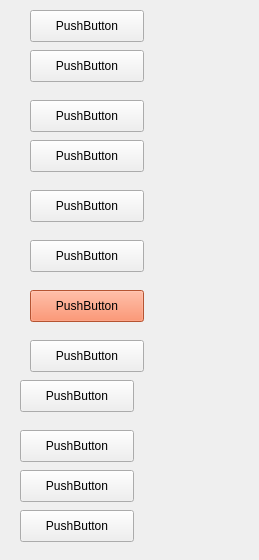
The window that zsettingpage.ui (lanxiaziyi/ZNetCallClient) describes before a commit, drawn with Qt 5.
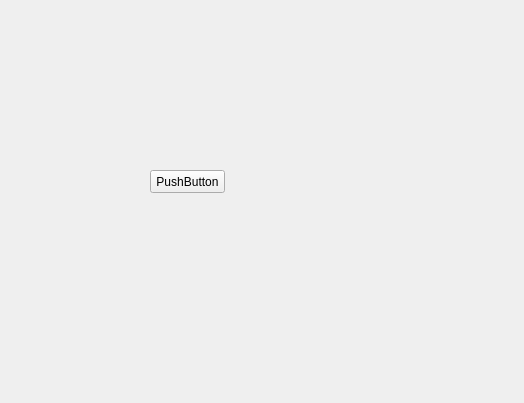
The same window after the commit.

```diff
--- a/zsettingpage.ui
+++ b/zsettingpage.ui
@@ -6,8 +6,8 @@
    <rect>
     <x>0</x>
     <y>0</y>
-    <width>259</width>
-    <height>560</height>
+    <width>524</width>
+    <height>403</height>
    </rect>
   </property>
   <property name="windowTitle">
@@ -19,156 +19,10 @@
   <widget class="QPushButton" name="pushButton">
    <property name="geometry">
     <rect>
-     <x>30</x>
-     <y>10</y>
-     <width>114</width>
-     <height>32</height>
-    </rect>
-   </property>
-   <property name="text">
-    <string>PushButton</string>
-   </property>
-  </widget>
-  <widget class="QPushButton" name="pushButton_2">
-   <property name="geometry">
-    <rect>
-     <x>30</x>
-     <y>50</y>
-     <width>114</width>
-     <height>32</height>
-    </rect>
-   </property>
-   <property name="text">
-    <string>PushButton</string>
-   </property>
-  </widget>
-  <widget class="QPushButton" name="pushButton_3">
-   <property name="geometry">
-    <rect>
-     <x>30</x>
-     <y>100</y>
-     <width>114</width>
-     <height>32</height>
-    </rect>
-   </property>
-   <property name="text">
-    <string>PushButton</string>
-   </property>
-  </widget>
-  <widget class="QPushButton" name="pushButton_4">
-   <property name="geometry">
-    <rect>
-     <x>30</x>
-     <y>140</y>
-     <width>114</width>
-     <height>32</height>
-    </rect>
-   </property>
-   <property name="text">
-    <string>PushButton</string>
-   </property>
-  </widget>
-  <widget class="QPushButton" name="pushButton_5">
-   <property name="geometry">
-    <rect>
-     <x>30</x>
-     <y>190</y>
-     <width>114</width>
-     <height>32</height>
-    </rect>
-   </property>
-   <property name="text">
-    <string>PushButton</string>
-   </property>
-  </widget>
-  <widget class="QPushButton" name="pushButton_6">
-   <property name="geometry">
-    <rect>
-     <x>30</x>
-     <y>240</y>
-     <width>114</width>
-     <height>32</height>
-    </rect>
-   </property>
-   <property name="text">
-    <string>PushButton</string>
-   </property>
-  </widget>
-  <widget class="QPushButton" name="pushButton_7">
-   <property name="geometry">
-    <rect>
-     <x>30</x>
-     <y>290</y>
-     <width>114</width>
-     <height>32</height>
-    </rect>
-   </property>
-   <property name="styleSheet">
-    <string notr="true">background-color: rgb(253, 117, 70);</string>
-   </property>
-   <property name="text">
-    <string>PushButton</string>
-   </property>
-  </widget>
-  <widget class="QPushButton" name="pushButton_8">
-   <property name="geometry">
-    <rect>
-     <x>30</x>
-     <y>340</y>
-     <width>114</width>
-     <height>32</height>
-    </rect>
-   </property>
-   <property name="text">
-    <string>PushButton</string>
-   </property>
-  </widget>
-  <widget class="QPushButton" name="pushButton_9">
-   <property name="geometry">
-    <rect>
-     <x>20</x>
-     <y>380</y>
-     <width>114</width>
-     <height>32</height>
-    </rect>
-   </property>
-   <property name="text">
-    <string>PushButton</string>
-   </property>
-  </widget>
-  <widget class="QPushButton" name="pushButton_10">
-   <property name="geometry">
-    <rect>
-     <x>20</x>
-     <y>430</y>
-     <width>114</width>
-     <height>32</height>
-    </rect>
-   </property>
-   <property name="text">
-    <string>PushButton</string>
-   </property>
-  </widget>
-  <widget class="QPushButton" name="pushButton_11">
-   <property name="geometry">
-    <rect>
-     <x>20</x>
-     <y>470</y>
-     <width>114</width>
-     <height>32</height>
-    </rect>
-   </property>
-   <property name="text">
-    <string>PushButton</string>
-   </property>
-  </widget>
-  <widget class="QPushButton" name="pushButton_12">
-   <property name="geometry">
-    <rect>
-     <x>20</x>
-     <y>510</y>
-     <width>114</width>
-     <height>32</height>
+     <x>150</x>
+     <y>170</y>
+     <width>75</width>
+     <height>23</height>
     </rect>
    </property>
    <property name="text">
```
Left out of the diff: 19 changed lines with no effect on the pictures.
